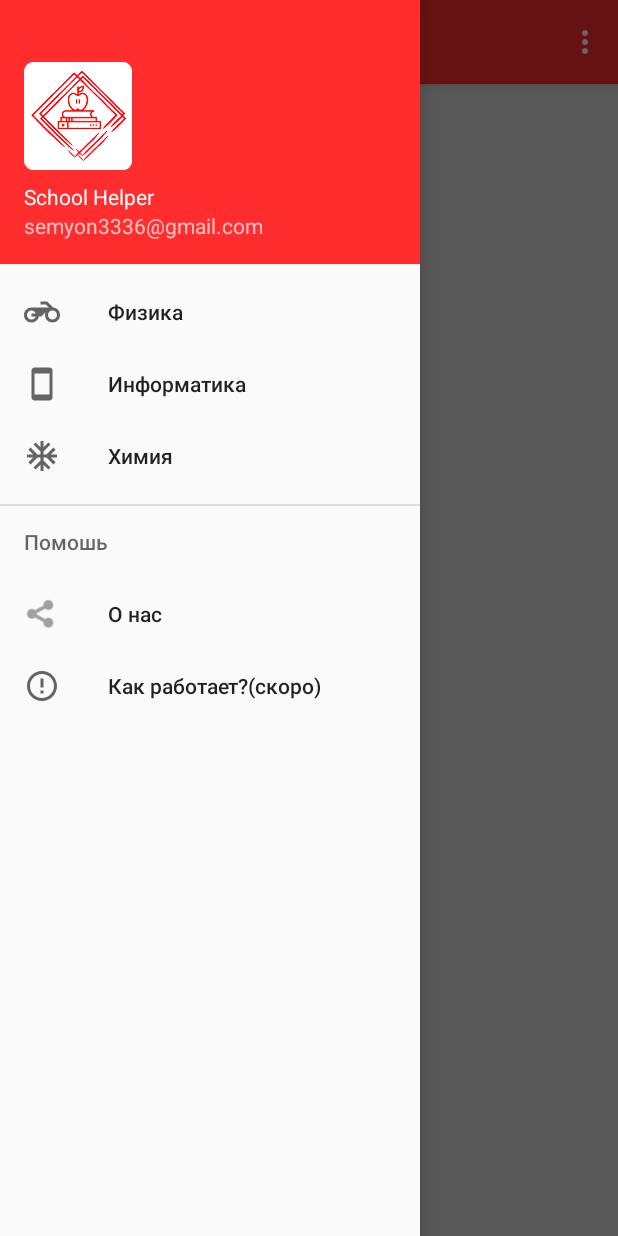
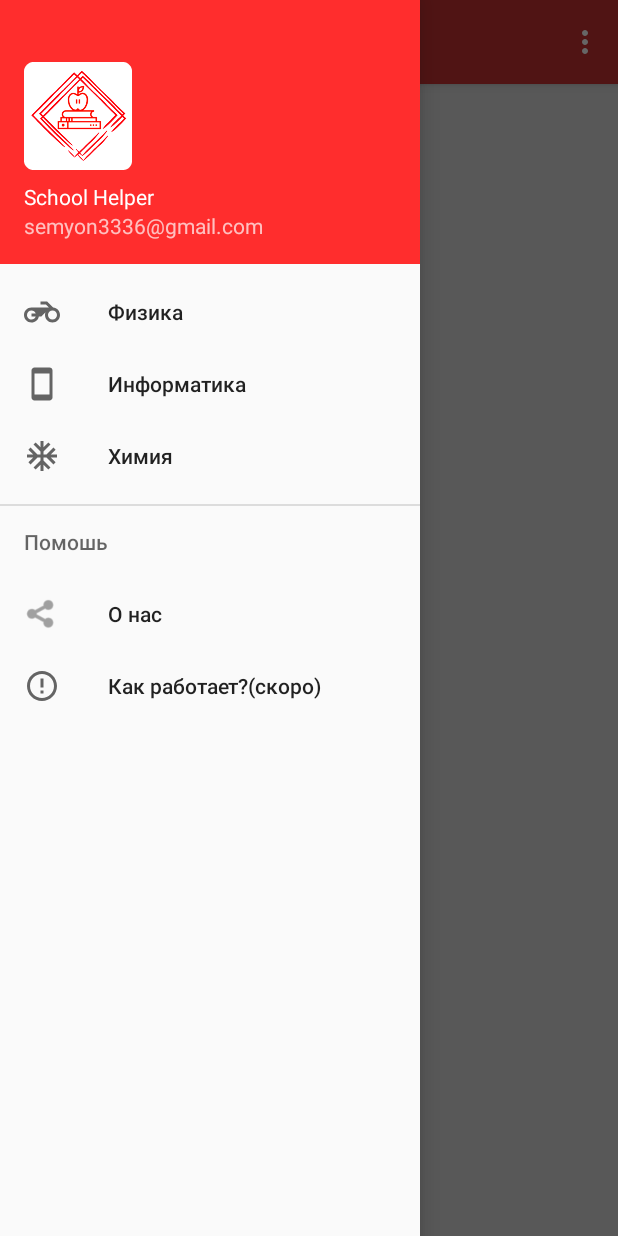
Before and after one commit to PrincePepper/SchoolHelper, an Android app: the screen it shows after launch (NavigationActivity), with the side drawer open, on a phone screen of 412 x 824 dp. Run offline under Robolectric (Android 15) with nearby library versions, the light colour scheme and no system bars.

Commit message:
Initial commit

```diff
--- a/app/src/main/java/com/example/shool_helper/Splash.java
+++ b/app/src/main/java/com/example/shool_helper/Splash.java
@@ -10,8 +10,8 @@ import android.support.v7.app.AppCompatActivity;
 
 public class Splash extends AppCompatActivity {
 public static boolean color;
-    private static final String Theme = "Theme";
-    public static boolean booleanTheme;
+
+
     @Override
     protected void onCreate(Bundle savedInstanceState) {
 
--- a/app/src/main/java/com/example/shool_helper/ThemeColors.java
+++ b/app/src/main/java/com/example/shool_helper/ThemeColors.java
@@ -9,7 +9,6 @@ import android.os.Build;
 import android.os.Bundle;
 import android.support.annotation.ColorInt;
 import android.support.v7.app.AppCompatActivity;
-import android.util.Log;
 
 public class ThemeColors extends AppCompatActivity {
 
@@ -31,7 +30,7 @@ public class ThemeColors extends AppCompatActivity {
     }
     public ThemeColors(Context context) {
         SharedPreferences sharedPreferences = context.getSharedPreferences(NAME, Context.MODE_PRIVATE);
-        String stringColor = sharedPreferences.getString(KEY, "FA3232");
+        String stringColor = sharedPreferences.getString(KEY, "c83232");
         color = Color.parseColor("#" + stringColor);
 
         if (isLightActionBar()) context.setTheme(R.style.AppTheme);
@@ -56,6 +55,7 @@ public class ThemeColors extends AppCompatActivity {
         if (Build.VERSION.SDK_INT >= Build.VERSION_CODES.HONEYCOMB) activity.recreate();
         else {
             Intent i = activity.getPackageManager().getLaunchIntentForPackage(activity.getPackageName());
+            assert i != null;
             i.addFlags(Intent.FLAG_ACTIVITY_CLEAR_TOP);
             activity.startActivity(i);
         }
--- a/app/src/main/res/values/styles.xml
+++ b/app/src/main/res/values/styles.xml
@@ -2,14 +2,14 @@
 
 
     <style name="AppTheme" parent="Theme.AppCompat.Light">
-        <item name="colorPrimary">#FF2D2D</item>
+        <item name="colorPrimary">#c83232</item>
         <item name="colorPrimaryDark">#B71C1C</item>
         <item name="colorAccent">#FA3232</item>
         <item name="android:windowAnimationStyle">@style/WindowAnimationTransition</item>
     </style>
 
-    <style name="AppThemeDarkActionBar" parent="Theme.AppCompat.Light.DarkActionBar">
-        <item name="colorPrimary">#FF2D2D</item>
+    <style name="AppThemeDarkActionBar" parent="Base.Theme.AppCompat.Light.DarkActionBar">
+        <item name="colorPrimary">#c83232</item>
         <item name="colorPrimaryDark">#B71C1C</item>
         <item name="colorAccent">#000000</item>
         <item name="android:windowAnimationStyle">@style/WindowAnimationTransition</item>
@@ -31,7 +31,7 @@
     <style name="AppTheme.PopupOverlay" parent="ThemeOverlay.AppCompat.Light" />
 
     <style name="AppTheme.About" parent="Theme.AppCompat.Light.DarkActionBar" >
-        <item name="colorPrimary">#FF2D2D</item>
+        <item name="colorPrimary">#c83232</item>
         <item name="colorPrimaryDark">#B71C1C</item>
         <item name="colorAccent">#000000</item>
         <item name="android:windowAnimationStyle">@style/WindowAnimationTransition</item>
```
Also changed, not shown: app/src/main/java/com/example/shool_helper/NavigationActivity.java (+21 -12 lines).
